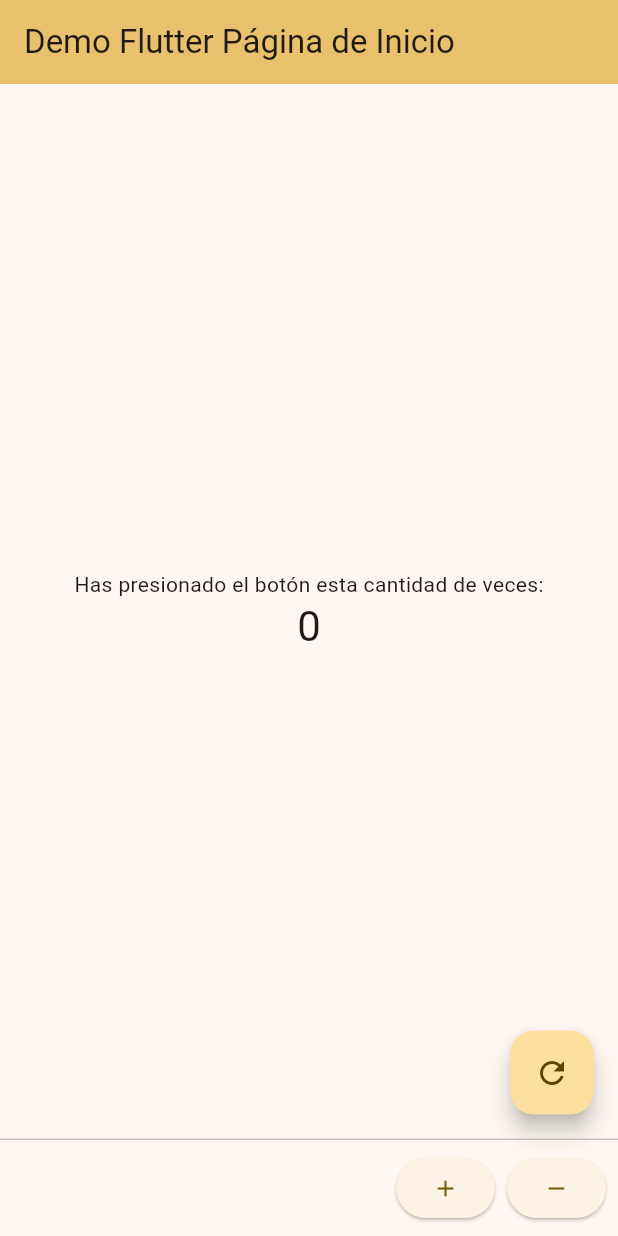
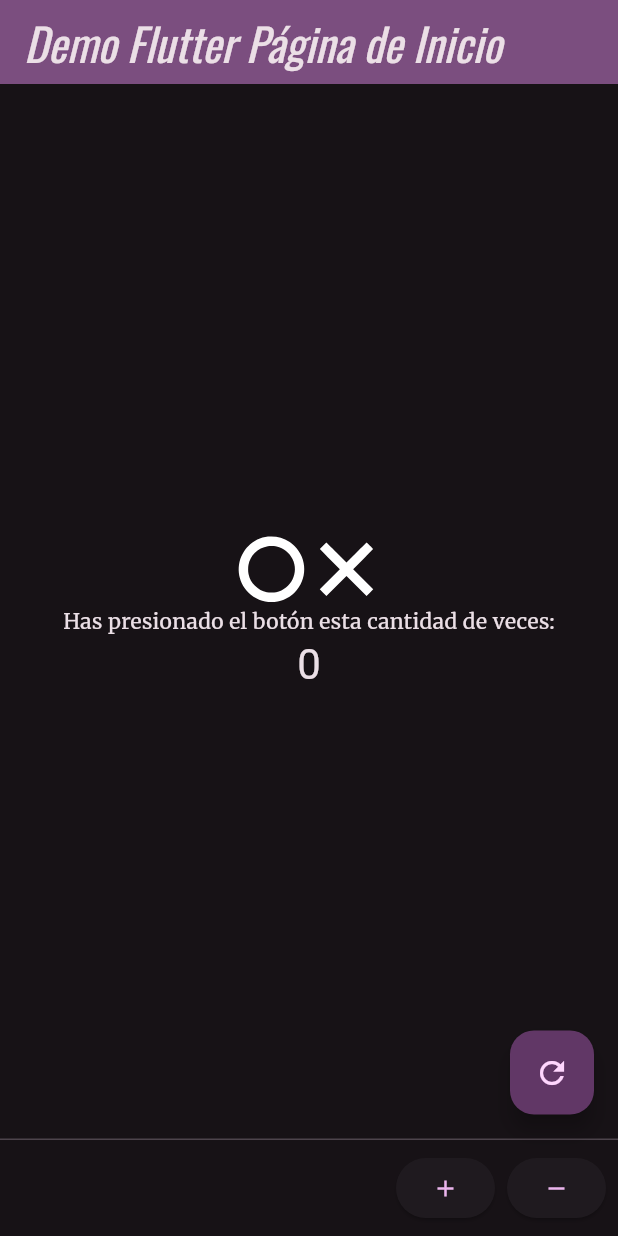
Before and after one commit to ColoroGit/3479A321_2022479001, a Flutter app: the screen it shows after launch, on a phone screen of 412 x 824 dp. Run offline on Flutter 3.47's test engine with Material 3 defaults, Android fonts, the phone set to English and light mode, and no system bars; our stand-ins replace flutter_svg, google_fonts, logger.

Commit message:
Lab 2 almost done

```diff
--- a/lab_1/lib/main.dart
+++ b/lab_1/lib/main.dart
@@ -1,4 +1,7 @@
 import 'package:flutter/material.dart';
+import 'package:flutter_svg/flutter_svg.dart';
+import 'package:google_fonts/google_fonts.dart';
+import 'package:logger/logger.dart';
 
 void main() {
   runApp(const MyApp());
@@ -10,26 +13,41 @@ class MyApp extends StatelessWidget {
   // This widget is the root of your application.
   @override
   Widget build(BuildContext context) {
+    var logger = Logger();
+    logger.d("Logger is working in My App!");
+
     return MaterialApp(
       title: 'Flutter Demo',
       theme: ThemeData(
-        // This is the theme of your application.
-        //
-        // TRY THIS: Try running your application with "flutter run". You'll see
-        // the application has a purple toolbar. Then, without quitting the app,
-        // try changing the seedColor in the colorScheme below to Colors.green
-        // and then invoke "hot reload" (save your changes or press the "hot
-        // reload" button in a Flutter-supported IDE, or press "r" if you used
-        // the command line to start the app).
-        //
-        // Notice that the counter didn't reset back to zero; the application
-        // state is not lost during the reload. To reset the state, use hot
-        // restart instead.
-        //
-        // This works for code too, not just values: Most code changes can be
-        // tested with just a hot reload.
-        colorScheme: ColorScheme.fromSeed(seedColor: Colors.amber),
         useMaterial3: true,
+
+        // Define the default brightness and colors.
+        colorScheme: ColorScheme.fromSeed(
+          seedColor: Colors.purple,
+          // TRY THIS: Change to "Brightness.light"
+          //           and see that all colors change
+          //           to better contrast a light background.
+          brightness: Brightness.dark,
+        ),
+
+        // Define the default `TextTheme`. Use this to specify the default
+        // text styling for headlines, titles, bodies of text, and more.
+        textTheme: TextTheme(
+          displayLarge: const TextStyle(
+            fontSize: 72,
+            fontWeight: FontWeight.bold,
+          ),
+          // TRY THIS: Change one of the GoogleFonts
+          //           to "lato", "poppins", or "lora".
+          //           The title uses "titleLarge"
+          //           and the middle text uses "bodyMedium".
+          titleLarge: GoogleFonts.oswald(
+            fontSize: 30,
+            fontStyle: FontStyle.italic,
+          ),
+          bodyMedium: GoogleFonts.merriweather(),
+          displaySmall: GoogleFonts.pacifico(),
+        ),
       ),
       home: const MyHomePage(title: 'Demo Flutter Página de Inicio'),
     );
@@ -56,6 +74,8 @@ class MyHomePage extends StatefulWidget {
 
 class _MyHomePageState extends State<MyHomePage> {
   int _counter = 0;
+  String oIcon = 'assets/icons/o_icon.svg';
+  String xIcon = 'assets/icons/x_icon.svg';
 
   void _incrementCounter() {
     setState(() {
@@ -87,6 +107,9 @@ class _MyHomePageState extends State<MyHomePage> {
 
   @override
   Widget build(BuildContext context) {
+    var logger = Logger();
+    logger.d("Logger is working in My Home Page!");
+
     // This method is rerun every time setState is called, for instance as done
     // by the _incrementCounter method above.
     //
@@ -126,9 +149,24 @@ class _MyHomePageState extends State<MyHomePage> {
           // wireframe for each widget.
           mainAxisAlignment: MainAxisAlignment.center,
           children: <Widget>[
-            const Text(
-              'Has presionado el botón esta cantidad de veces:',
+            Row(
+              mainAxisAlignment: MainAxisAlignment.center,
+              children: [
+                SvgPicture.asset(
+                  oIcon,
+                  height: 50,
+                  colorFilter:
+                      const ColorFilter.mode(Colors.white, BlendMode.srcIn),
+                ),
+                SvgPicture.asset(
+                  xIcon,
+                  height: 50,
+                  colorFilter:
+                      const ColorFilter.mode(Colors.white, BlendMode.srcIn),
+                )
+              ],
             ),
+            const Text('Has presionado el botón esta cantidad de veces:'),
             Text(
               '$_counter',
               style: Theme.of(context).textTheme.headlineMedium,
```
Also changed, not shown: lab_1/pubspec.yaml (+6 -4 lines), lab_1/assets/icons/o_icon.svg (added), lab_1/assets/icons/x_icon.svg (added), lab_1/pubspec.lock, 1 other file.
